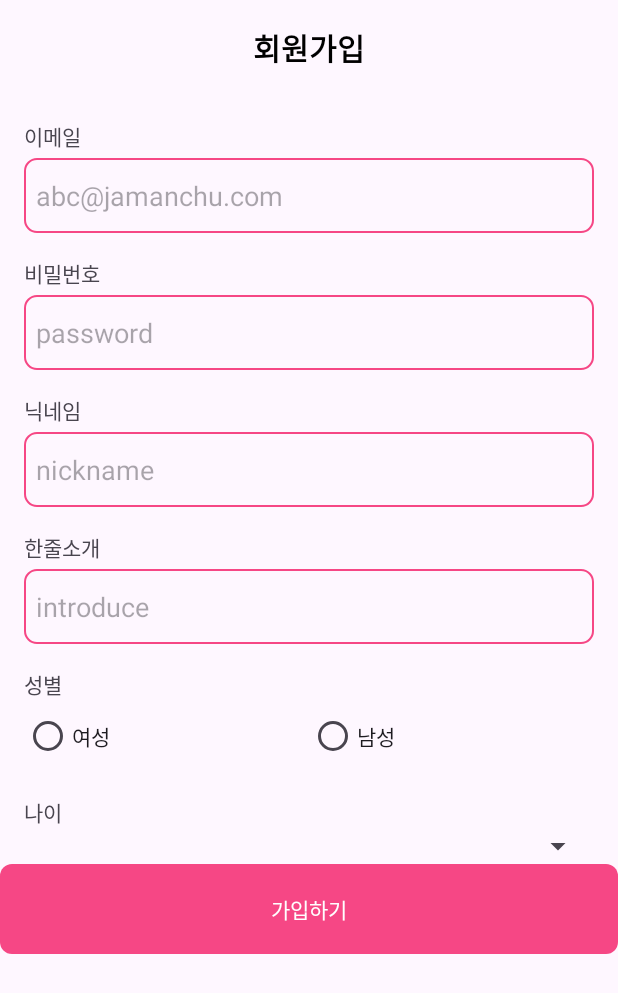
After one commit to pjm2571/AndroidStudio, an Android app: the SignUpActivity screen opened directly, with no data from a screen before it, on a phone screen of 412 x 824 dp. The commit adds this screen. Shown: the top 993 px of the screen. Run offline under Robolectric (Android 15) with nearby library versions, the light colour scheme and no system bars.

Commit message:
feat: 가입하기 페이지

```diff
--- a/Jamanchu/app/src/main/AndroidManifest.xml
+++ b/Jamanchu/app/src/main/AndroidManifest.xml
@@ -13,6 +13,9 @@
         android:theme="@style/Theme.Jamanchu"
         tools:targetApi="31">
         <activity
+            android:name=".activities.SignUpActivity"
+            android:exported="false" />
+        <activity
             android:name=".activities.IntroActivity"
             android:exported="false" />
         <activity
@@ -26,7 +29,7 @@
         </activity>
         <activity
             android:name=".activities.MainActivity"
-            android:exported="false"></activity>
+            android:exported="false" />
     </application>
 
 </manifest>
--- a/Jamanchu/app/src/main/java/com/autoever/jamanchu/activities/IntroActivity.kt
+++ b/Jamanchu/app/src/main/java/com/autoever/jamanchu/activities/IntroActivity.kt
@@ -1,13 +1,48 @@
 package com.autoever.jamanchu.activities
 
 import android.os.Bundle
+import android.os.Handler
+import android.os.Looper
+import android.view.LayoutInflater
+import android.view.View
+import android.view.ViewGroup
+import android.widget.Button
+import android.widget.ImageView
+import android.widget.TextView
 import androidx.activity.enableEdgeToEdge
 import androidx.appcompat.app.AppCompatActivity
 import androidx.core.view.ViewCompat
 import androidx.core.view.WindowInsetsCompat
+import androidx.recyclerview.widget.RecyclerView
+import androidx.viewpager.widget.ViewPager
+import androidx.viewpager2.widget.ViewPager2
 import com.autoever.jamanchu.R
 
 class IntroActivity : AppCompatActivity() {
+    private lateinit var viewPager: ViewPager2
+    private lateinit var adapter: ImageAdapter
+    private val images = listOf(
+        R.drawable.pic1,
+        R.drawable.pic2,
+        R.drawable.pic3,
+        R.drawable.pic4,
+        R.drawable.pic5,
+        R.drawable.pic6,
+        R.drawable.pic7,
+        R.drawable.pic8,
+        R.drawable.pic9
+    )
+    private val handler = Handler(Looper.getMainLooper())
+    private var currentPage = 0
+
+    private val runnable = object : Runnable {
+        override fun run() {
+            currentPage = (currentPage + 1) % images.size // 다음 페이지로 이동
+            viewPager.setCurrentItem(currentPage, true) // 페이지 전환
+            handler.postDelayed(this, 3000) // 3초 후에 다시 실행
+        }
+    }
+
     override fun onCreate(savedInstanceState: Bundle?) {
         super.onCreate(savedInstanceState)
         enableEdgeToEdge()
@@ -17,5 +52,39 @@ class IntroActivity : AppCompatActivity() {
             v.setPadding(systemBars.left, systemBars.top, systemBars.right, systemBars.bottom)
             insets
         }
+
+        // 이미지 슬라이드 뷰페이저
+        viewPager = findViewById(R.id.viewPager)
+        adapter = ImageAdapter(images)
+        viewPager.adapter = adapter
+
+        // 3초 후에 자동 페이징 시작
+        handler.postDelayed({
+            handler.post(runnable) // 딜레이 후 runnable 실행
+        }, 3000) // 3000ms (3초) 딜레이
+
+        val buttonSignUp = findViewById<TextView>(R.id.buttonSignUp)
+        buttonSignUp.setOnClickListener {  }
+
     }
 }
+
+class ImageAdapter(private val images: List<Int>) :
+    RecyclerView.Adapter<ImageAdapter.ImageViewHolder>() {
+
+    inner class ImageViewHolder(itemView: View) : RecyclerView.ViewHolder(itemView) {
+        val imageView: ImageView = itemView.findViewById(R.id.imageView)
+    }
+
+    override fun onCreateViewHolder(parent: ViewGroup, viewType: Int): ImageViewHolder {
+        val view =
+            LayoutInflater.from(parent.context).inflate(R.layout.item_intro_image, parent, false)
+        return ImageViewHolder(view)
+    }
+
+    override fun onBindViewHolder(holder: ImageViewHolder, position: Int) {
+        holder.imageView.setImageResource(images[position]) // 이미지 설정
+    }
+
+    override fun getItemCount(): Int = images.size
+}
--- /dev/null
+++ b/Jamanchu/app/src/main/java/com/autoever/jamanchu/activities/SignUpActivity.kt
@@ -0,0 +1,21 @@
+package com.autoever.jamanchu.activities
+
+import android.os.Bundle
+import androidx.activity.enableEdgeToEdge
+import androidx.appcompat.app.AppCompatActivity
+import androidx.core.view.ViewCompat
+import androidx.core.view.WindowInsetsCompat
+import com.autoever.jamanchu.R
+
+class SignUpActivity : AppCompatActivity() {
+    override fun onCreate(savedInstanceState: Bundle?) {
+        super.onCreate(savedInstanceState)
+        enableEdgeToEdge()
+        setContentView(R.layout.activity_sign_up)
+        ViewCompat.setOnApplyWindowInsetsListener(findViewById(R.id.main)) { v, insets ->
+            val systemBars = insets.getInsets(WindowInsetsCompat.Type.systemBars())
+            v.setPadding(systemBars.left, systemBars.top, systemBars.right, systemBars.bottom)
+            insets
+        }
+    }
+}
--- /dev/null
+++ b/Jamanchu/app/src/main/res/drawable/edittext_background.xml
@@ -0,0 +1,6 @@
+<shape xmlns:android="http://schemas.android.com/apk/res/android">
+    <corners android:radius="8dp" />
+    <stroke
+        android:width="1dp"
+        android:color="#F64785" />
+</shape>
--- a/Jamanchu/app/src/main/res/layout/activity_intro.xml
+++ b/Jamanchu/app/src/main/res/layout/activity_intro.xml
@@ -12,7 +12,13 @@
         android:layout_width="match_parent"
         android:layout_height="match_parent"
         android:layout_above="@id/layoutBottom"
+        android:layout_marginBottom="-16dp"
         android:background="#F64785">
+
+        <androidx.viewpager2.widget.ViewPager2
+            android:id="@+id/viewPager"
+            android:layout_width="match_parent"
+            android:layout_height="match_parent" />
 
         <TextView
             android:id="@+id/textView3"
@@ -21,7 +27,7 @@
             android:layout_above="@id/textViewTitle"
             android:layout_marginStart="24dp"
             android:layout_marginBottom="12dp"
-            android:text="어서오세요\n자만추를 누리세요"
+            android:text="어서오세요\n자연스런 만남 추구 앱입니다."
             android:textColor="@color/white"
             android:textSize="20dp" />
 
--- /dev/null
+++ b/Jamanchu/app/src/main/res/layout/activity_sign_up.xml
@@ -0,0 +1,191 @@
+<?xml version="1.0" encoding="utf-8"?>
+<LinearLayout xmlns:android="http://schemas.android.com/apk/res/android"
+    xmlns:app="http://schemas.android.com/apk/res-auto"
+    xmlns:tools="http://schemas.android.com/tools"
+    android:id="@+id/main"
+    android:layout_width="match_parent"
+    android:layout_height="wrap_content"
+    android:orientation="vertical"
+    tools:context=".activities.SignUpActivity">
+
+    <TextView
+        android:id="@+id/textView2"
+        android:layout_width="match_parent"
+        android:layout_height="?attr/actionBarSize"
+        android:gravity="center"
+        android:text="회원가입"
+        android:textColor="@color/black"
+        android:textSize="20dp"
+        android:textStyle="bold" />
+
+    <LinearLayout
+        android:layout_width="match_parent"
+        android:layout_height="match_parent"
+        android:layout_marginStart="16dp"
+        android:layout_marginTop="16dp"
+        android:layout_marginEnd="16dp"
+        android:orientation="vertical">
+
+        <TextView
+            android:id="@+id/textView4"
+            android:layout_width="match_parent"
+            android:layout_height="wrap_content"
+            android:text="이메일" />
+
+        <EditText
+            android:id="@+id/editTextText"
+            android:layout_width="match_parent"
+            android:layout_height="50dp"
+            android:layout_marginTop="4dp"
+            android:background="@drawable/edittext_background"
+            android:ems="10"
+            android:hint="abc@jamanchu.com"
+            android:inputType="textEmailAddress"
+            android:padding="8dp" />
+    </LinearLayout>
+
+    <LinearLayout
+        android:layout_width="match_parent"
+        android:layout_height="match_parent"
+        android:layout_marginStart="16dp"
+        android:layout_marginTop="16dp"
+        android:layout_marginEnd="16dp"
+        android:orientation="vertical">
+
+        <TextView
+            android:id="@+id/textView4"
+            android:layout_width="match_parent"
+            android:layout_height="wrap_content"
+            android:text="비밀번호" />
+
+        <EditText
+            android:id="@+id/editTextText"
+            android:layout_width="match_parent"
+            android:layout_height="50dp"
+            android:layout_marginTop="4dp"
+            android:background="@drawable/edittext_background"
+            android:ems="10"
+            android:hint="password"
+            android:inputType="textPassword"
+            android:padding="8dp" />
+    </LinearLayout>
+
+    <LinearLayout
+        android:layout_width="match_parent"
+        android:layout_height="match_parent"
+        android:layout_marginStart="16dp"
+        android:layout_marginTop="16dp"
+        android:layout_marginEnd="16dp"
+        android:orientation="vertical">
+
+        <TextView
+            android:id="@+id/textView4"
+            android:layout_width="match_parent"
+            android:layout_height="wrap_content"
+            android:text="닉네임" />
+
+        <EditText
+            android:id="@+id/editTextText"
+            android:layout_width="match_parent"
+            android:layout_height="50dp"
+            android:layout_marginTop="4dp"
+            android:background="@drawable/edittext_background"
+            android:ems="10"
+            android:hint="nickname"
+            android:inputType="text"
+            android:padding="8dp" />
+    </LinearLayout>
+
+    <LinearLayout
+        android:layout_width="match_parent"
+        android:layout_height="wrap_content"
+        android:layout_marginStart="16dp"
+        android:layout_marginTop="16dp"
+        android:layout_marginEnd="16dp"
+        android:orientation="vertical">
+
+        <TextView
+            android:id="@+id/textView4"
+            android:layout_width="match_parent"
+            android:layout_height="wrap_content"
+            android:text="한줄소개" />
+
+        <EditText
+            android:id="@+id/editTextText"
+            android:layout_width="match_parent"
+            android:layout_height="50dp"
+            android:layout_marginTop="4dp"
+            android:background="@drawable/edittext_background"
+            android:ems="10"
+            android:hint="introduce"
+            android:inputType="text"
+            android:padding="8dp" />
+    </LinearLayout>
+
+    <LinearLayout
+        android:layout_width="match_parent"
+        android:layout_height="match_parent"
+        android:layout_marginStart="16dp"
+        android:layout_marginTop="16dp"
+        android:layout_marginEnd="16dp"
+        android:orientation="vertical">
+
+        <TextView
+            android:id="@+id/textView4"
+            android:layout_width="match_parent"
+            android:layout_height="wrap_content"
+            android:text="성별" />
+
+        <RadioGroup
+            android:layout_width="match_parent"
+            android:layout_height="match_parent"
+            android:orientation="horizontal">
+
+            <RadioButton
+                android:id="@+id/radioButton"
+                android:layout_width="wrap_content"
+                android:layout_height="wrap_content"
+                android:layout_weight="1"
+                android:text="여성" />
+
+            <RadioButton
+                android:id="@+id/radioButton2"
+                android:layout_width="wrap_content"
+                android:layout_height="wrap_content"
+                android:layout_weight="1"
+                android:text="남성" />
+        </RadioGroup>
+
+    </LinearLayout>
+
+    <LinearLayout
+        android:layout_width="match_parent"
+        android:layout_height="match_parent"
+        android:layout_marginStart="16dp"
+        android:layout_marginTop="16dp"
+        android:layout_marginEnd="16dp"
+        android:orientation="vertical">
+
+        <TextView
+            android:id="@+id/textView4"
+            android:layout_width="match_parent"
+            android:layout_height="wrap_content"
+            android:text="나이" />
+
+        <Spinner
+            android:id="@+id/spinner"
+            android:layout_width="match_parent"
+            android:layout_height="wrap_content" />
+
+
+    </LinearLayout>
+
+    <TextView
+        android:id="@+id/buttonSignUp"
+        android:layout_width="match_parent"
+        android:layout_height="60dp"
+        android:background="@drawable/rounded_corner_custom_color"
+        android:gravity="center"
+        android:text="가입하기"
+        android:textColor="#FFFFFF" />
+</LinearLayout>
--- /dev/null
+++ b/Jamanchu/app/src/main/res/layout/item_intro_image.xml
@@ -0,0 +1,13 @@
+<?xml version="1.0" encoding="utf-8"?>
+<RelativeLayout xmlns:android="http://schemas.android.com/apk/res/android"
+    xmlns:app="http://schemas.android.com/apk/res-auto"
+    xmlns:tools="http://schemas.android.com/tools"
+    android:layout_width="match_parent"
+    android:layout_height="match_parent">
+
+    <ImageView
+        android:id="@+id/imageView"
+        android:layout_width="match_parent"
+        android:layout_height="wrap_content"
+        android:scaleType="centerCrop" />
+</RelativeLayout>
```
Also changed, not shown: Jamanchu/app/src/main/res/drawable/pic1.jpg (added), Jamanchu/app/src/main/res/drawable/pic2.jpg (added), Jamanchu/app/src/main/res/drawable/pic3.jpg (added), Jamanchu/app/src/main/res/drawable/pic4.jpg (added), Jamanchu/app/src/main/res/drawable/pic5.jpg (added), Jamanchu/app/src/main/res/drawable/pic6.jpg (added), Jamanchu/app/src/main/res/drawable/pic7.jpg (added), Jamanchu/app/src/main/res/drawable/pic8.jpg (added), Jamanchu/app/src/main/res/drawable/pic9.jpg (added).
